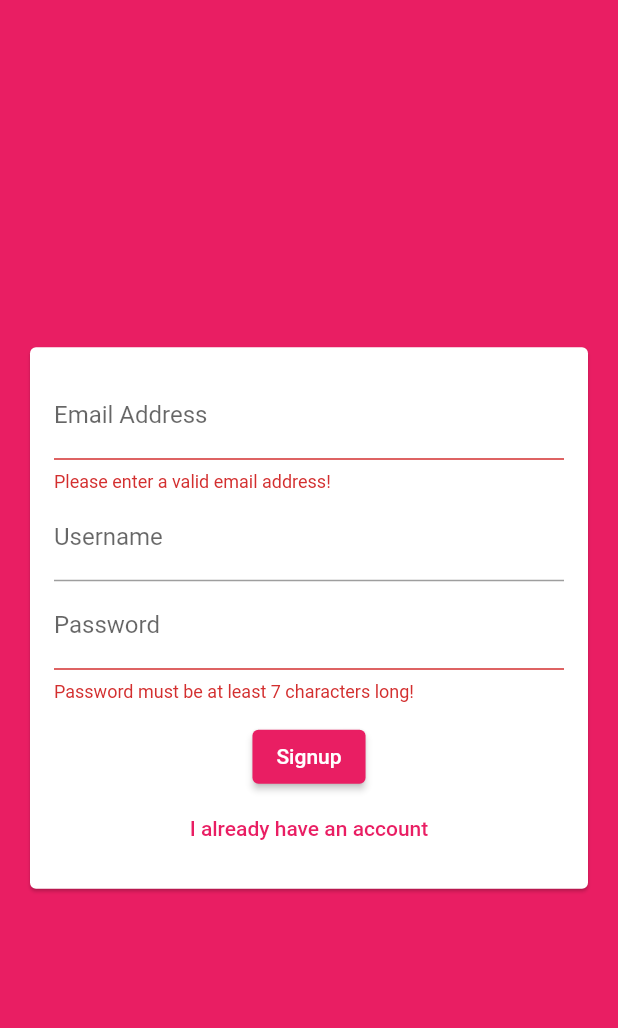
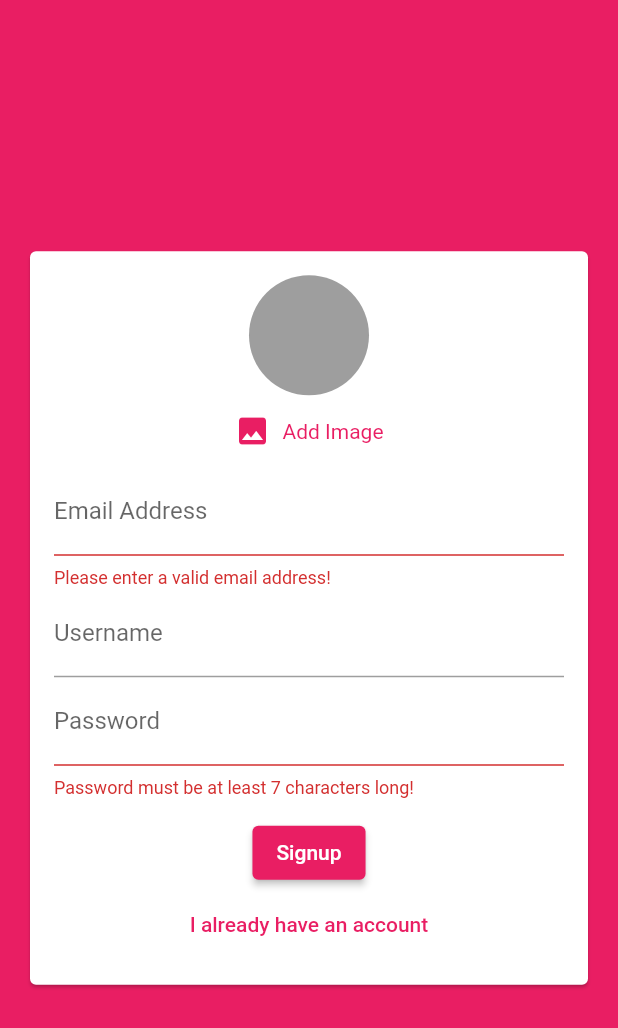
Before and after one commit to Dilman01/chat_app, a Flutter app: the screen it shows after launch, after a tap on "Login", after a tap on "Create new account", on a phone screen of 412 x 824 dp. Shown: the top 1028 px of the screen. Run offline on Flutter 3.47's test engine with Material 2 defaults, Android fonts, the phone set to English and light mode, and no system bars; our stand-ins replace cloud_firestore, firebase_auth, firebase_core, firebase_storage, image_picker; accounts and stored records are empty.

Commit message:
Add and uplode images

```diff
--- a/lib/screens/auth_screen.dart
+++ b/lib/screens/auth_screen.dart
@@ -1,7 +1,10 @@
 // ignore_for_file: prefer_const_constructors
+
+import 'dart:io';
 
 import 'package:chat_app/widgets/auth/auth_form.dart';
 import 'package:cloud_firestore/cloud_firestore.dart';
+import 'package:firebase_storage/firebase_storage.dart';
 import 'package:flutter/material.dart';
 
 import 'package:firebase_auth/firebase_auth.dart';
@@ -19,6 +22,7 @@ class _AuthScreenState extends State<AuthScreen> {
     String email,
     String password,
     String username,
+    File image,
     bool isLogin,
     BuildContext ctx,
   ) async {
@@ -37,12 +41,23 @@ class _AuthScreenState extends State<AuthScreen> {
           email: email,
           password: password,
         );
+
+        final ref = FirebaseStorage.instance
+            .ref()
+            .child('user_image')
+            .child('${authResult.user!.uid}.jpg');
+
+        await ref.putFile(image);
+
+        final url = await ref.getDownloadURL();
+
         await FirebaseFirestore.instance
             .collection('users')
             .doc(authResult.user!.uid)
             .set({
           'username': username,
           'email': email,
+          'image_url': url,
         });
       }
     } on PlatformException catch (err) {
--- a/lib/widgets/auth/auth_form.dart
+++ b/lib/widgets/auth/auth_form.dart
@@ -1,5 +1,8 @@
 // ignore_for_file: prefer_const_constructors
 
+import 'dart:io';
+
+import 'package:chat_app/widgets/pickers/user_image_picker.dart';
 import 'package:flutter/material.dart';
 
 class AuthForm extends StatefulWidget {
@@ -11,6 +14,7 @@ class AuthForm extends StatefulWidget {
     String email,
     String passwoword,
     String username,
+    File image,
     bool isLogin,
     BuildContext ctx,
   ) submitFn;
@@ -26,10 +30,26 @@ class _AuthFormState extends State<AuthForm> {
   var _userName = '';
   var _userPassword = '';
 
+  File? _userImageFile;
+
+  void _pickedImage(File image) {
+    _userImageFile = image;
+  }
+
   void _trySumbit() {
     final isValid = _formKey.currentState!.validate();
 
     FocusScope.of(context).unfocus();
+
+    if (_userImageFile == null && !_isLogin) {
+      ScaffoldMessenger.of(context).showSnackBar(
+        SnackBar(
+          content: Text('Please pick an image.'),
+          backgroundColor: Theme.of(context).errorColor,
+        ),
+      );
+      return;
+    }
 
     if (isValid) {
       _formKey.currentState!.save();
@@ -37,6 +57,7 @@ class _AuthFormState extends State<AuthForm> {
         _userEmail.trim(),
         _userPassword.trim(),
         _userName.trim(),
+        _userImageFile!,
         _isLogin,
         context,
       );
@@ -56,6 +77,7 @@ class _AuthFormState extends State<AuthForm> {
               child: Column(
                 mainAxisSize: MainAxisSize.min,
                 children: [
+                  if (!_isLogin) UserImagePicker(_pickedImage),
                   TextFormField(
                     key: ValueKey('email'),
                     validator: (value) {
--- /dev/null
+++ b/lib/widgets/pickers/user_image_picker.dart
@@ -0,0 +1,106 @@
+// // ignore_for_file: prefer_const_constructors, invalid_use_of_visible_for_testing_member
+
+// import 'dart:io';
+
+// import 'package:flutter/material.dart';
+// import 'package:image_picker/image_picker.dart';
+
+// class UserImagePicker extends StatefulWidget {
+//   UserImagePicker({required this.imagePickerFn});
+//   final void Function(File imageFile) imagePickerFn;
+
+//   @override
+//   State<UserImagePicker> createState() => _UserImagePickerState();
+// }
+
+// class _UserImagePickerState extends State<UserImagePicker> {
+//   var _pickedImage;
+
+//   Future<void> imagePicker() async {
+//     final pickedImageFile =
+//         await ImagePicker.platform.pickImage(source: ImageSource.camera);
+//     setState(() {
+//       _pickedImage = File(pickedImageFile!.path);
+//     });
+//     widget.imagePickerFn(_pickedImage);
+//   }
+
+// ignore_for_file: prefer_const_constructors
+
+//   @override
+//   Widget build(BuildContext context) {
+//     return Column(
+//       children: [
+//         CircleAvatar(
+//           radius: 40,
+//           backgroundImage:
+//               _pickedImage != null ? FileImage(_pickedImage as File) : null,
+//         ),
+//         TextButton.icon(
+//           onPressed: imagePicker,
+//           icon: const Icon(Icons.preview),
+//           label: Text('Add Image'),
+//         ),
+//       ],
+//     );
+//   }
+// }
+import 'dart:io';
+
+import 'package:flutter/material.dart';
+import 'package:image_picker/image_picker.dart';
+
+class UserImagePicker extends StatefulWidget {
+  UserImagePicker(this.imagePickFn);
+
+  final void Function(File pickedImage) imagePickFn;
+
+  @override
+  _UserImagePickerState createState() => _UserImagePickerState();
+}
+
+class _UserImagePickerState extends State<UserImagePicker> {
+  File? _pickedImage;
+
+  void _pickImage() async {
+    final picker = ImagePicker();
+    final pickedImage = await picker.pickImage(
+      source: ImageSource.camera,
+      imageQuality: 50,
+      maxWidth: 150,
+    );
+    if (pickedImage == null) {
+      return;
+    }
+    final pickedImageFile = File(pickedImage.path);
+    setState(() {
+      _pickedImage = pickedImageFile;
+    });
+    widget.imagePickFn(pickedImageFile);
+  }
+
+  @override
+  Widget build(BuildContext context) {
+    return Column(
+      children: <Widget>[
+        CircleAvatar(
+          radius: 40,
+          backgroundColor: Colors.grey,
+          backgroundImage:
+              _pickedImage != null ? FileImage(_pickedImage!) : null,
+        ),
+        TextButton.icon(
+          // textColor: Theme.of(context).primaryColor,
+          style: TextButton.styleFrom(
+            textStyle: TextStyle(
+              color: Theme.of(context).primaryColor,
+            ),
+          ),
+          onPressed: _pickImage,
+          icon: Icon(Icons.image),
+          label: Text('Add Image'),
+        ),
+      ],
+    );
+  }
+}
--- a/pubspec.yaml
+++ b/pubspec.yaml
@@ -33,6 +33,8 @@ dependencies:
   cloud_firestore: ^3.4.1
   firebase_auth: ^3.5.1
   firebase_core: ^1.20.0
+  image_picker: ^0.8.5+3
+  firebase_storage: ^10.3.3
 
 
   # The following adds the Cupertino Icons font to your application.
```
Also changed, not shown: lib/widgets/chat/message_bubble.dart (added, +88 -0 lines), lib/widgets/chat/messages.dart (+41 -5 lines), lib/widgets/chat/new_message.dart (+12 -1 lines), pubspec.lock, 1 other file.
